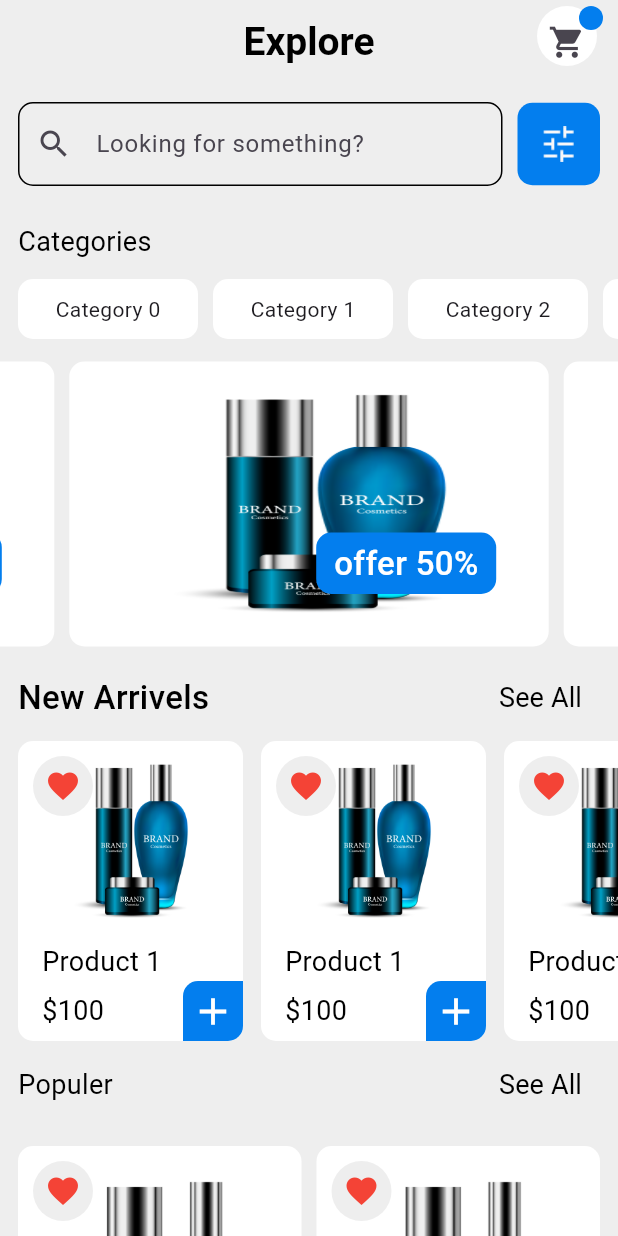
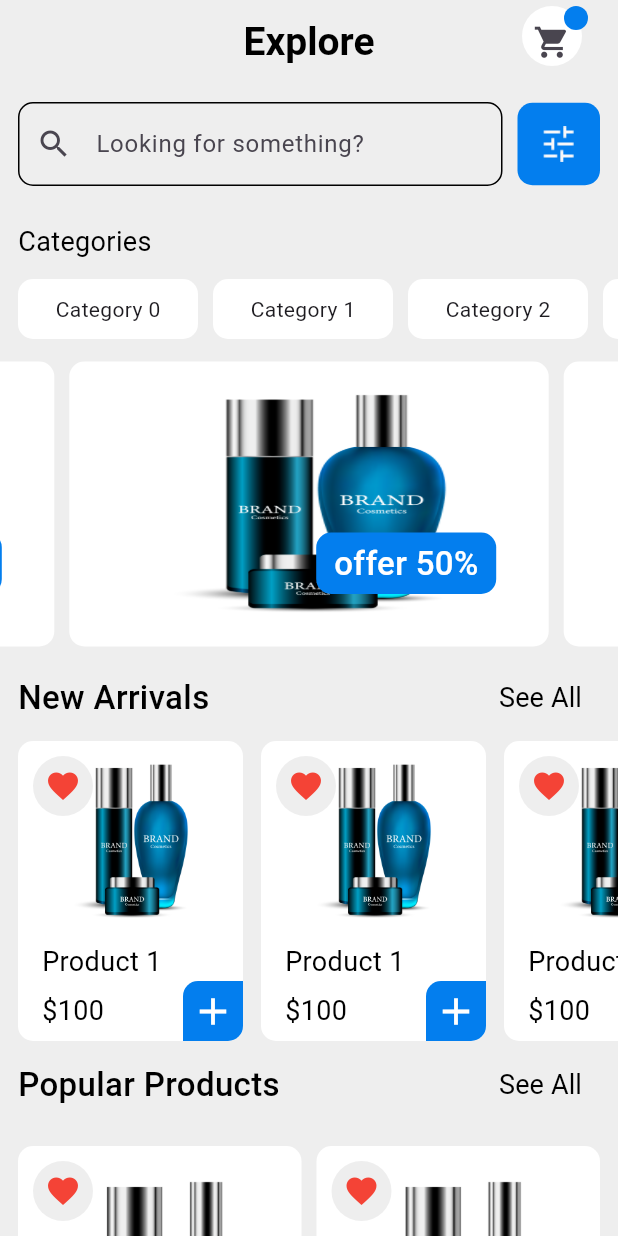
Before and after one commit to AbdelazizMohamed-GitHub/shop_sphere, a Flutter app: the screen it shows after launch, on a phone screen of 412 x 824 dp. Run offline on Flutter 3.47's test engine with Material 3 defaults, Android fonts, the phone set to English and light mode, and no system bars; drawn by our look-alikes of carousel_slider; our stand-ins replace dartz, firebase_auth, firebase_core, flutter_bloc, google_sign_in, smooth_page_indicator; accounts and stored records are empty.

Commit message:
refactor explore screen

```diff
--- a/lib/features/explor/presention/view/screen/explore_screen.dart
+++ b/lib/features/explor/presention/view/screen/explore_screen.dart
@@ -1,10 +1,13 @@
-import 'package:carousel_slider/carousel_slider.dart';
 import 'package:flutter/material.dart';
-import 'package:shop_sphere/core/constant/app_color.dart';
-import 'package:shop_sphere/core/constant/app_images.dart';
 import 'package:shop_sphere/core/constant/app_styles.dart';
 import 'package:shop_sphere/core/widget/custom_product_item.dart';
-import 'package:shop_sphere/core/widget/custom_text_form.dart';
+import 'package:shop_sphere/features/explor/presention/view/widget/Custom_advertise.dart';
+import 'package:shop_sphere/features/explor/presention/view/widget/custom_app_bar_cart.dart';
+import 'package:shop_sphere/features/explor/presention/view/widget/custom_category_list.dart';
+import 'package:shop_sphere/features/explor/presention/view/widget/custom_explore_screen_search.dart';
+import 'package:shop_sphere/features/explor/presention/view/widget/custom_new_arrivels_list.dart';
+import 'package:shop_sphere/features/explor/presention/view/widget/custom_popular_product_list.dart';
+import 'package:shop_sphere/features/explor/presention/view/widget/custom_product_title_section.dart';
 
 class ExploreScreen extends StatelessWidget {
   const ExploreScreen({super.key});
@@ -21,62 +24,18 @@ class ExploreScreen extends StatelessWidget {
           'Explore',
           style: AppStyles.text26BoldBlack,
         ),
-        actions: [
-          Stack(
-            alignment: AlignmentDirectional.topCenter,
-            children: [
-              const CircleAvatar(
-                backgroundColor: Colors.white,
-                radius: 20,
-              ),
-              IconButton(
-                onPressed: () {},
-                icon: const Icon(Icons.shopping_cart, size: 25),
-              ),
-              const Positioned(
-                top: 0,
-                right: 0,
-                child: CircleAvatar(
-                  backgroundColor: AppColors.primaryColor,
-                  radius: 8,
-                ),
-              ),
-            ],
-          ),
-          const SizedBox(
-            width: 10,
+        actions: const [
+          CustomAppBarCart(),
+          SizedBox(
+            width: 20,
           )
         ],
       ),
-      body: SingleChildScrollView(
+      body: const SingleChildScrollView(
         child: Column(
           children: [
+            CustomExploreScreenSearch(),
             Padding(
-              padding: const EdgeInsets.all(12),
-              child: Row(
-                children: [
-                  const Expanded(
-                    child: CustomTextForm(
-                        pIcon: Icons.search,
-                        text: 'Looking for something?',
-                        kType: TextInputType.text),
-                  ),
-                  const SizedBox(
-                    width: 10,
-                  ),
-                  Container(
-                    height: 55,
-                    width: 55,
-                    decoration: BoxDecoration(
-                      color: AppColors.primaryColor,
-                      borderRadius: BorderRadius.circular(10),
-                    ),
-                    child: Image.asset(AppImages.filter, width: 30, height: 30),
-                  ),
-                ],
-              ),
-            ),
-            const Padding(
               padding: EdgeInsets.all(12),
               child: Row(
                 children: [
@@ -88,139 +47,13 @@ class ExploreScreen extends StatelessWidget {
                 ],
               ),
             ),
-            SizedBox(
-              height: 40,
-              child: ListView.separated(
-                padding: const EdgeInsets.only(left: 12),
-                scrollDirection: Axis.horizontal,
-                itemCount: 5,
-                separatorBuilder: (BuildContext context, int index) {
-                  return const SizedBox(
-                    width: 10,
-                  );
-                },
-                itemBuilder: (BuildContext context, int index) {
-                  return Container(
-                    width: 120,
-                    height: 50,
-                    decoration: BoxDecoration(
-                      color: Colors.white,
-                      borderRadius: BorderRadius.circular(10),
-                    ),
-                    child: Center(
-                      child: Text('Category $index'),
-                    ),
-                  );
-                },
-              ),
-            ),
+            SizedBox(height: 40, child: CustomCategoryList()),
             SizedBox(height: 10),
-            CarouselSlider(
-                items: [
-                  Stack(
-                    children: [
-                      Container(
-                        margin: const EdgeInsets.all(5.0),
-                        width: double.infinity,
-                        decoration: BoxDecoration(
-                          color: Colors.white,
-                          borderRadius: BorderRadius.circular(10),
-                        ),
-                        child: Image.asset(AppImages.product, fit: BoxFit.fill),
-                      ),
-                      Positioned(
-                        width: 120,
-                        right: 40,
-                        bottom: 40,
-                        child: Container(
-                          alignment: Alignment.center,
-                          padding: const EdgeInsets.all(5),
-                          decoration: BoxDecoration(
-                            color: AppColors.primaryColor,
-                            borderRadius: BorderRadius.circular(10),
-                          ),
-                          child: Text(
-                            'offer 50%',
-                            style: AppStyles.text22SemBoldWhite,
-                          ),
-                        ),
-                      ),
-                    ],
-                  )
-                ],
-                options: CarouselOptions(
-                  autoPlay: true,
-                  height: 200,
-                )),
-            Padding(
-              padding: const EdgeInsets.symmetric(horizontal: 12, vertical: 5),
-              child: Row(
-                children: [
-                  const Text(
-                    'New Arrivels',
-                    style: AppStyles.text22SemiBoldBlack,
-                    textAlign: TextAlign.start,
-                  ),
-                  const Spacer(),
-                  TextButton(
-                      onPressed: () {},
-                      child: const Text(
-                        'See All',
-                        style: AppStyles.text18RegularBlack,
-                      ))
-                ],
-              ),
-            ),
-            SizedBox(
-              height: 200,
-              child: ListView.builder(
-                scrollDirection: Axis.horizontal,
-                itemCount: 8,
-                itemBuilder: (BuildContext context, int index) {
-                  return Padding(
-                    padding: const EdgeInsets.only(
-                      left: 12,
-                    ).copyWith(),
-                    child:
-                        const SizedBox(width: 150, child: CustomProductItem()),
-                  );
-                },
-              ),
-            ),
-            Padding(
-              padding: const EdgeInsets.symmetric(horizontal: 12, vertical: 5),
-              child: Row(
-                children: [
-                  const Text(
-                    'Populer',
-                    style: AppStyles.text18RegularBlack,
-                    textAlign: TextAlign.start,
-                  ),
-                  const Spacer(),
-                  TextButton(
-                      onPressed: () {},
-                      child: const Text(
-                        'See All',
-                        style: AppStyles.text18RegularBlack,
-                      ))
-                ],
-              ),
-            ),
-            GridView.builder(
-              shrinkWrap: true,
-              physics: const NeverScrollableScrollPhysics(),
-              padding: const EdgeInsets.all(12),
-              gridDelegate: const SliverGridDelegateWithFixedCrossAxisCount(
-                crossAxisCount: 2,
-                mainAxisSpacing: 10,
-                crossAxisSpacing: 10,
-                childAspectRatio: 0.7,
-              ),
-              itemCount: 10,
-              itemBuilder: (context, index) {
-                return const CustomProductItem();
-              },
-            )
+            CustomAdvertise(),
+            CustomProductTitleSection(title: 'New Arrivals'),
+            SizedBox(height: 200, child: CustomNewArrivelsList()),
+            CustomProductTitleSection(title: 'Popular Products'),
+            CustomPopularProductList()
           ],
         ),
       ),
--- /dev/null
+++ b/lib/features/explor/presention/view/widget/Custom_advertise.dart
@@ -0,0 +1,51 @@
+import 'package:carousel_slider/carousel_options.dart';
+import 'package:carousel_slider/carousel_slider.dart';
+import 'package:flutter/material.dart';
+import 'package:shop_sphere/core/constant/app_color.dart';
+import 'package:shop_sphere/core/constant/app_images.dart';
+import 'package:shop_sphere/core/constant/app_styles.dart';
+
+class CustomAdvertise extends StatelessWidget {
+  const CustomAdvertise({super.key});
+
+  @override
+  Widget build(BuildContext context) {
+    return CarouselSlider(
+                items: [
+                  Stack(
+                    children: [
+                      Container(
+                        margin: const EdgeInsets.all(5.0),
+                        width: double.infinity,
+                        decoration: BoxDecoration(
+                          color: Colors.white,
+                          borderRadius: BorderRadius.circular(10),
+                        ),
+                        child: Image.asset(AppImages.product, fit: BoxFit.fill),
+                      ),
+                      Positioned(
+                        width: 120,
+                        right: 40,
+                        bottom: 40,
+                        child: Container(
+                          alignment: Alignment.center,
+                          padding: const EdgeInsets.all(5),
+                          decoration: BoxDecoration(
+                            color: AppColors.primaryColor,
+                            borderRadius: BorderRadius.circular(10),
+                          ),
+                          child: const Text(
+                            'offer 50%',
+                            style: AppStyles.text22SemBoldWhite,
+                          ),
+                        ),
+                      ),
+                    ],
+                  )
+                ],
+                options: CarouselOptions(
+                  autoPlay: true,
+                  height: 200,
+                ));
+  }
+}
--- /dev/null
+++ b/lib/features/explor/presention/view/widget/custom_app_bar_cart.dart
@@ -0,0 +1,31 @@
+import 'package:flutter/material.dart';
+import 'package:shop_sphere/core/constant/app_color.dart';
+
+class CustomAppBarCart extends StatelessWidget {
+  const CustomAppBarCart({super.key});
+
+  @override
+  Widget build(BuildContext context) {
+    return  Stack(
+            alignment: AlignmentDirectional.topCenter,
+            children: [
+              const CircleAvatar(
+                backgroundColor: Colors.white,
+                radius: 20,
+              ),
+              IconButton(
+                onPressed: () {},
+                icon: const Icon(Icons.shopping_cart, size: 25),
+              ),
+              const Positioned(
+                top: 0,
+                right: 0,
+                child: CircleAvatar(
+                  backgroundColor: AppColors.primaryColor,
+                  radius: 8,
+                ),
+              ),
+            ],
+          );
+  }
+}
--- /dev/null
+++ b/lib/features/explor/presention/view/widget/custom_category_list.dart
@@ -0,0 +1,32 @@
+import 'package:flutter/material.dart';
+
+class CustomCategoryList extends StatelessWidget {
+  const CustomCategoryList({super.key});
+
+  @override
+  Widget build(BuildContext context) {
+    return ListView.separated(
+                padding: const EdgeInsets.only(left: 12),
+                scrollDirection: Axis.horizontal,
+                itemCount: 5,
+                separatorBuilder: (BuildContext context, int index) {
+                  return const SizedBox(
+                    width: 10,
+                  );
+                },
+                itemBuilder: (BuildContext context, int index) {
+                  return Container(
+                    width: 120,
+                    height: 50,
+                    decoration: BoxDecoration(
+                      color: Colors.white,
+                      borderRadius: BorderRadius.circular(10),
+                    ),
+                    child: Center(
+                      child: Text('Category $index'),
+                    ),
+                  );
+                },
+              );
+  }
+}
--- /dev/null
+++ b/lib/features/explor/presention/view/widget/custom_explore_screen_search.dart
@@ -0,0 +1,37 @@
+import 'package:flutter/material.dart';
+import 'package:shop_sphere/core/constant/app_color.dart';
+import 'package:shop_sphere/core/constant/app_images.dart';
+import 'package:shop_sphere/core/widget/custom_text_form.dart';
+
+class CustomExploreScreenSearch extends StatelessWidget {
+  const CustomExploreScreenSearch({super.key});
+
+  @override
+  Widget build(BuildContext context) {
+    return  Padding(
+              padding: const EdgeInsets.all(12),
+              child: Row(
+                children: [
+                  const Expanded(
+                    child: CustomTextForm(
+                        pIcon: Icons.search,
+                        text: 'Looking for something?',
+                        kType: TextInputType.text),
+                  ),
+                  const SizedBox(
+                    width: 10,
+                  ),
+                  Container(
+                    height: 55,
+                    width: 55,
+                    decoration: BoxDecoration(
+                      color: AppColors.primaryColor,
+                      borderRadius: BorderRadius.circular(10),
+                    ),
+                    child: Image.asset(AppImages.filter, width: 30, height: 30),
+                  ),
+                ],
+              ),
+            );
+  }
+}
--- /dev/null
+++ b/lib/features/explor/presention/view/widget/custom_new_arrivels_list.dart
@@ -0,0 +1,23 @@
+import 'package:flutter/material.dart';
+import 'package:shop_sphere/core/widget/custom_product_item.dart';
+
+class CustomNewArrivelsList extends StatelessWidget {
+  const CustomNewArrivelsList({super.key});
+
+  @override
+  Widget build(BuildContext context) {
+    return  ListView.builder(
+                scrollDirection: Axis.horizontal,
+                itemCount: 8,
+                itemBuilder: (BuildContext context, int index) {
+                  return const Padding(
+                    padding: EdgeInsets.only(
+                      left: 12,
+                    ),
+                    child:
+                        SizedBox(width: 150, child: CustomProductItem()),
+                  );
+                },
+              );
+  }
+}
--- /dev/null
+++ b/lib/features/explor/presention/view/widget/custom_popular_product_list.dart
@@ -0,0 +1,25 @@
+import 'package:flutter/material.dart';
+import 'package:shop_sphere/core/widget/custom_product_item.dart';
+
+class CustomPopularProductList extends StatelessWidget {
+  const CustomPopularProductList({super.key});
+
+  @override
+  Widget build(BuildContext context) {
+    return  GridView.builder(
+              shrinkWrap: true,
+              physics: const NeverScrollableScrollPhysics(),
+              padding: const EdgeInsets.all(12),
+              gridDelegate: const SliverGridDelegateWithFixedCrossAxisCount(
+                crossAxisCount: 2,
+                mainAxisSpacing: 10,
+                crossAxisSpacing: 10,
+                childAspectRatio: 0.7,
+              ),
+              itemCount: 10,
+              itemBuilder: (context, index) {
+                return const CustomProductItem();
+              },
+            );
+  }
+}
--- /dev/null
+++ b/lib/features/explor/presention/view/widget/custom_product_title_section.dart
@@ -0,0 +1,35 @@
+// ignore_for_file: public_member_api_docs, sort_constructors_first
+import 'package:flutter/material.dart';
+
+import 'package:shop_sphere/core/constant/app_styles.dart';
+
+class CustomProductTitleSection extends StatelessWidget {
+  const CustomProductTitleSection({
+    super.key,
+    required this.title,
+  });
+
+  final String title;
+  @override
+  Widget build(BuildContext context) {
+    return Padding(
+      padding: const EdgeInsets.symmetric(horizontal: 12, vertical: 5),
+      child: Row(
+        children: [
+           Text(
+            title,
+            style: AppStyles.text22SemiBoldBlack,
+            textAlign: TextAlign.start,
+          ),
+          const Spacer(),
+          TextButton(
+              onPressed: () {},
+              child: const Text(
+                'See All',
+                style: AppStyles.text18RegularBlack,
+              ))
+        ],
+      ),
+    );
+  }
+}
```
